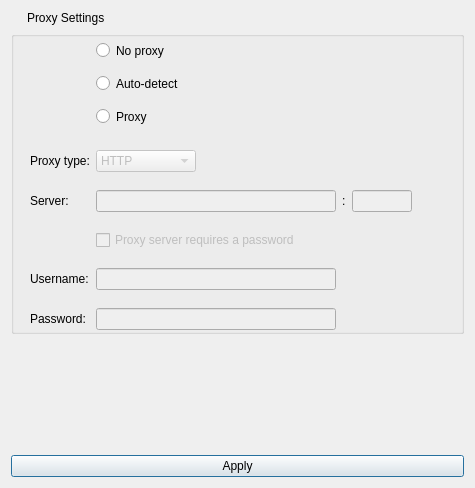
Old version of the form src/MEGASync/gui/macx/ProxySettings.ui in the repository meganz/MEGAsync.
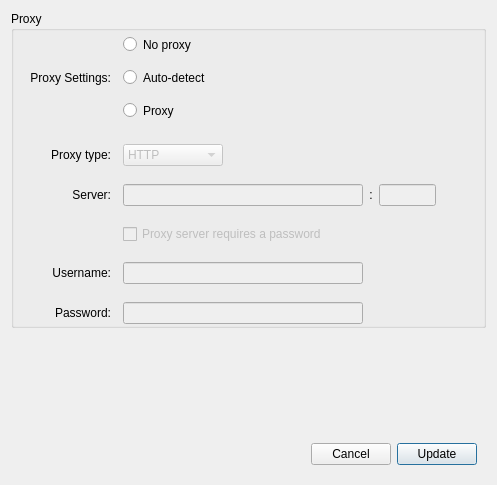
New version of the form.

Commit message: Add Cancel&Update buttons to ProxySettings dialog

The edit to the form file:
```diff
--- a/src/MEGASync/gui/macx/ProxySettings.ui
+++ b/src/MEGASync/gui/macx/ProxySettings.ui
@@ -6,33 +6,14 @@
    <rect>
     <x>0</x>
     <y>0</y>
-    <width>475</width>
-    <height>488</height>
+    <width>497</width>
+    <height>485</height>
    </rect>
   </property>
   <property name="windowTitle">
    <string>Proxy</string>
   </property>
   <layout class="QVBoxLayout" name="verticalLayout">
-   <item>
-    <widget class="QLabel" name="groupTitleLabel">
-     <property name="sizePolicy">
-      <sizepolicy hsizetype="Preferred" vsizetype="Maximum">
-       <horstretch>0</horstretch>
-       <verstretch>0</verstretch>
-      </sizepolicy>
-     </property>
-     <property name="focusPolicy">
-      <enum>Qt::StrongFocus</enum>
-     </property>
-     <property name="styleSheet">
-      <string notr="true">padding-left: 13px;</string>
-     </property>
-     <property name="text">
-      <string>Proxy Settings</string>
-     </property>
-    </widget>
-   </item>
    <item>
     <widget class="QGroupBox" name="gProxy">
      <property name="sizePolicy">
@@ -42,7 +23,7 @@
       </sizepolicy>
      </property>
      <property name="title">
-      <string/>
+      <string>Proxy</string>
      </property>
      <property name="flat">
       <bool>true</bool>
@@ -64,7 +45,7 @@
        <number>1</number>
       </property>
       <property name="horizontalSpacing">
-       <number>6</number>
+       <number>12</number>
       </property>
       <property name="verticalSpacing">
        <number>18</number>
@@ -216,6 +197,9 @@
            <property name="text">
             <string notr="true">:</string>
            </property>
+           <property name="alignment">
+            <set>Qt::AlignCenter</set>
+           </property>
           </widget>
          </item>
          <item>
@@ -264,6 +248,9 @@
         <property name="text">
          <string>Username:</string>
         </property>
+        <property name="alignment">
+         <set>Qt::AlignRight|Qt::AlignTrailing|Qt::AlignVCenter</set>
+        </property>
        </widget>
       </item>
       <item row="13" column="0">
@@ -280,6 +267,9 @@
         <property name="text">
          <string>Password:</string>
         </property>
+        <property name="alignment">
+         <set>Qt::AlignRight|Qt::AlignTrailing|Qt::AlignVCenter</set>
+        </property>
        </widget>
       </item>
       <item row="12" column="1">
@@ -315,6 +305,9 @@
         <property name="text">
          <string>Proxy type:</string>
         </property>
+        <property name="alignment">
+         <set>Qt::AlignRight|Qt::AlignTrailing|Qt::AlignVCenter</set>
+        </property>
        </widget>
       </item>
       <item row="11" column="1">
@@ -398,6 +391,28 @@
         <property name="text">
          <string>Server:</string>
         </property>
+        <property name="alignment">
+         <set>Qt::AlignRight|Qt::AlignTrailing|Qt::AlignVCenter</set>
+        </property>
+       </widget>
+      </item>
+      <item row="8" column="0">
+       <widget class="QLabel" name="lProxySettings">
+        <property name="sizePolicy">
+         <sizepolicy hsizetype="Preferred" vsizetype="Maximum">
+          <horstretch>0</horstretch>
+          <verstretch>0</verstretch>
+         </sizepolicy>
+        </property>
+        <property name="focusPolicy">
+         <enum>Qt::StrongFocus</enum>
+        </property>
+        <property name="text">
+         <string>Proxy Settings:</string>
+        </property>
+        <property name="alignment">
+         <set>Qt::AlignRight|Qt::AlignTrailing|Qt::AlignVCenter</set>
+        </property>
        </widget>
       </item>
      </layout>
@@ -417,10 +432,39 @@
     </spacer>
    </item>
    <item>
-    <widget class="QPushButton" name="applyButton">
-     <property name="text">
-      <string>Apply</string>
-     </property>
+    <widget class="QWidget" name="buttonBox" native="true">
+     <layout class="QHBoxLayout" name="horizontalLayout">
+      <item>
+       <spacer name="horizontalSpacer">
+        <property name="orientation">
+         <enum>Qt::Horizontal</enum>
+        </property>
+        <property name="sizeHint" stdset="0">
+         <size>
+          <width>40</width>
+          <height>20</height>
+         </size>
+        </property>
+       </spacer>
+      </item>
+      <item>
+       <widget class="QPushButton" name="bCancel">
+        <property name="text">
+         <string>Cancel</string>
+        </property>
+       </widget>
+      </item>
+      <item>
+       <widget class="QPushButton" name="bUpdate">
+        <property name="text">
+         <string>Update</string>
+        </property>
+        <property name="default">
+         <bool>true</bool>
+        </property>
+       </widget>
+      </item>
+     </layout>
     </widget>
    </item>
   </layout>
```
Left out of the diff: 2 changed lines with no effect on the pictures. The commit also changes 4 other files.
